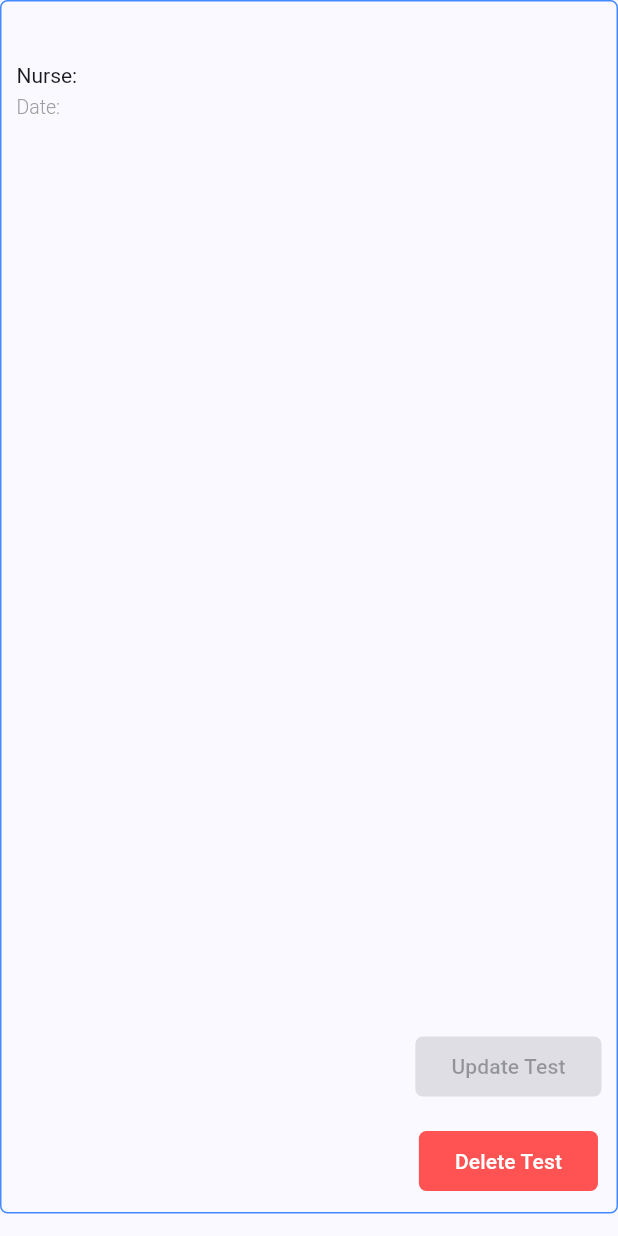
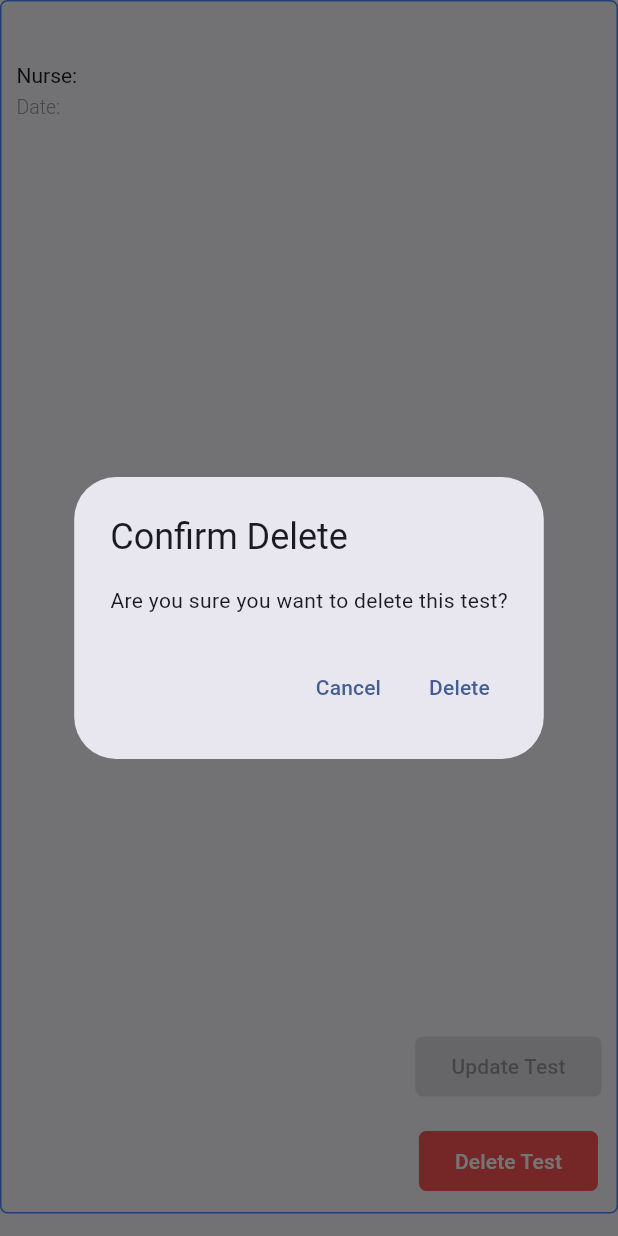
Before and after one commit to MuindoGituku/healthcare_app_flutter, a Flutter app: the SingleTestCard widget shown alone on an empty page, opened directly with empty values, after a tap on "Delete Test", on a phone screen of 412 x 824 dp. Run offline on Flutter 3.47's test engine with Material 3 defaults, Android fonts, the light colour scheme and no system bars; our stand-ins replace dropdown_search, lottie, rxdart; missing offline and left inert: svg_flutter; network calls fail.

Commit message:
Show dialog while deleteing the test

```diff
--- a/lib/widgets/test_card.dart
+++ b/lib/widgets/test_card.dart
@@ -91,8 +91,12 @@ class SingleTestCard extends StatelessWidget {
                 ElevatedButton(
                   onPressed: !isLatestTest
                       ? () async {
-                          await PatientsDatabaseManager()
-                              .deleteTest(test.patientID, test.id);
+                          bool confirmDelete =
+                              await _showDeleteConfirmationDialog(context);
+                          if (confirmDelete) {
+                            await PatientsDatabaseManager()
+                                .deleteTest(test.patientID, test.id);
+                          }
                         }
                       : null,
                   style: ElevatedButton.styleFrom(
@@ -115,4 +119,28 @@ class SingleTestCard extends StatelessWidget {
       ),
     );
   }
+
+  Future<bool> _showDeleteConfirmationDialog(BuildContext context) async {
+    return await showDialog(
+      context: context,
+      builder: (context) => AlertDialog(
+        title: Text("Confirm Delete"),
+        content: Text("Are you sure you want to delete this test?"),
+        actions: <Widget>[
+          TextButton(
+            onPressed: () {
+              Navigator.of(context).pop(false);
+            },
+            child: Text("Cancel"),
+          ),
+          TextButton(
+            onPressed: () {
+              Navigator.of(context).pop(true);
+            },
+            child: Text("Delete"),
+          ),
+        ],
+      ),
+    );
+  }
 }
```
